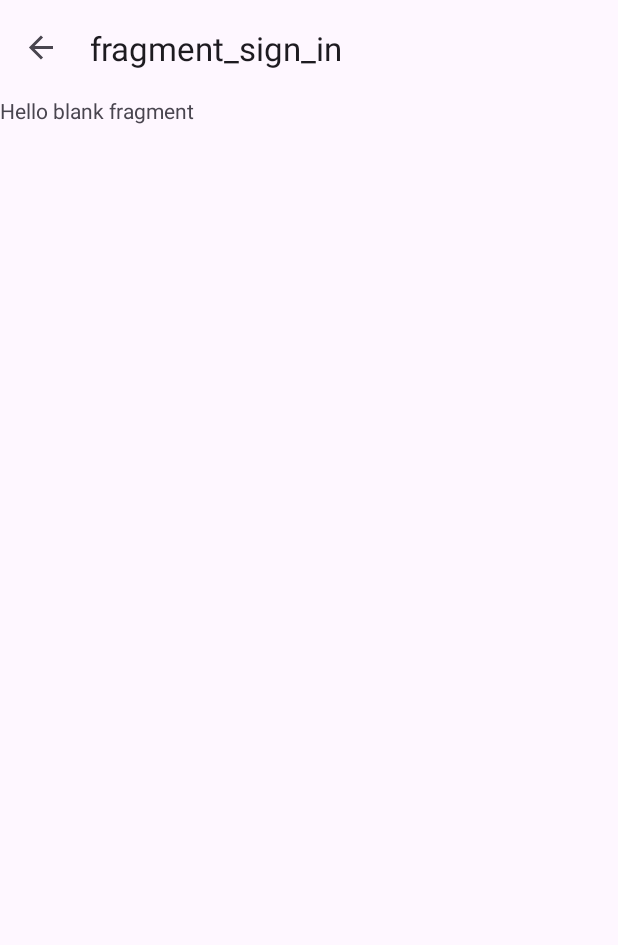
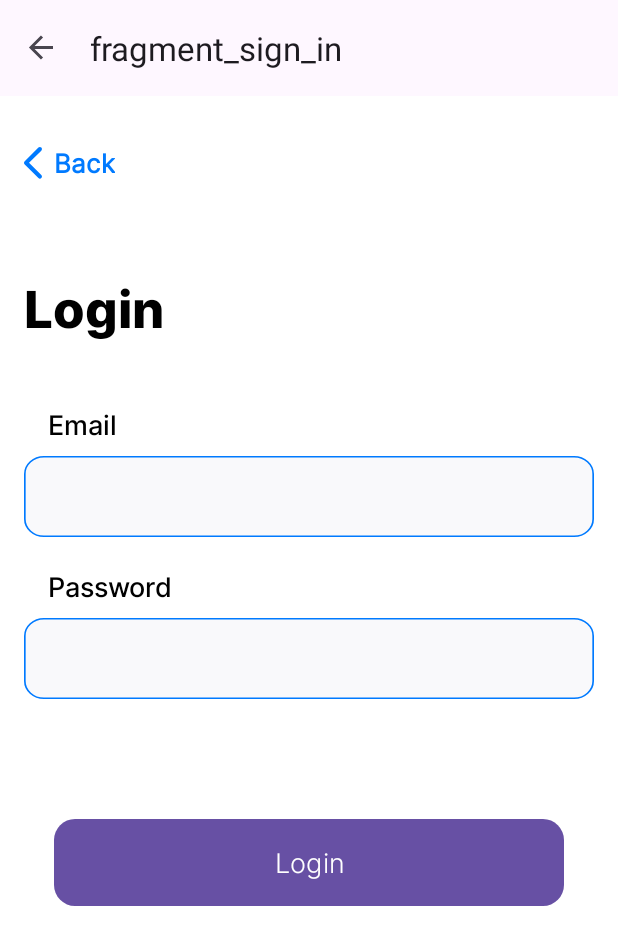
Before and after one commit to TusharB4321/ManageYourMoney, an Android app: the SignInFragment screen opened through its navigation route, on a phone screen of 412 x 824 dp. Shown: the top 945 px of the screen. Run offline under Robolectric (Android 15) with nearby library versions, the phone set to English and light mode, and no system bars; our stand-ins replace Firebase (no records; nobody signed in at launch, a user with empty details on screens opened directly), navigation-ui.

Commit message:
SignInFragment Completed

```diff
--- a/app/src/main/java/com/example/manageyourmoney/view/SignInFragment.kt
+++ b/app/src/main/java/com/example/manageyourmoney/view/SignInFragment.kt
@@ -5,14 +5,66 @@ import androidx.fragment.app.Fragment
 import android.view.LayoutInflater
 import android.view.View
 import android.view.ViewGroup
-import com.example.manageyourmoney.R
+import android.widget.Toast
+import androidx.fragment.app.viewModels
+import androidx.lifecycle.Observer
+import com.example.manageyourmoney.databinding.FragmentSignInBinding
+import com.example.manageyourmoney.repository.AuthRepository
+import com.example.manageyourmoney.utils.Resources
+import com.example.manageyourmoney.viewmodels.UserViewModelFactory
+import com.example.manageyourmoney.viewmodels.UserViewmodel
+import com.google.firebase.auth.FirebaseAuth
+import com.google.firebase.database.FirebaseDatabase
 
 class SignInFragment : Fragment() {
+    private lateinit var binding: FragmentSignInBinding
+    private lateinit var authRepository: AuthRepository
+    private val viewmodel: UserViewmodel by viewModels{
+        UserViewModelFactory(authRepository)
+    }
     override fun onCreateView(
         inflater: LayoutInflater, container: ViewGroup?,
         savedInstanceState: Bundle?
     ): View? {
-        // Inflate the layout for this fragment
-        return inflater.inflate(R.layout.fragment_sign_in, container, false)
+        binding=FragmentSignInBinding.inflate(layoutInflater)
+        val firebaseAuth = FirebaseAuth.getInstance()
+        val databaseReference = FirebaseDatabase.getInstance().reference
+        authRepository=AuthRepository(firebaseAuth,databaseReference)
+        return binding.root
+    }
+
+    override fun onViewCreated(view: View, savedInstanceState: Bundle?) {
+        super.onViewCreated(view, savedInstanceState)
+
+        signInUser()
+
+    }
+
+    private fun signInUser() {
+
+        binding.btnLoginApply.setOnClickListener {
+            val email=binding.etLoginEmail.text.toString()
+            val password=binding.etLoginPassword.text.toString()
+
+            viewmodel.signInUser(email,password)
+        }
+
+        viewmodel.signInStatus.observe(viewLifecycleOwner, Observer { resources->
+
+            when(resources){
+                is Resources.Loading->{
+                  binding.progressBar.visibility=View.VISIBLE
+                }
+                is Resources.Success->{
+                    binding.progressBar.visibility=View.GONE
+                    Toast.makeText(context, resources.data, Toast.LENGTH_SHORT).show()
+                }
+                is Resources.Error->{
+                    binding.progressBar.visibility = View.GONE
+                    Toast.makeText(context, resources.message, Toast.LENGTH_SHORT).show()
+                }
+            }
+
+        })
     }
 }
--- a/app/src/main/java/com/example/manageyourmoney/view/SplashFragment.kt
+++ b/app/src/main/java/com/example/manageyourmoney/view/SplashFragment.kt
@@ -23,6 +23,9 @@ class SplashFragment : Fragment() {
     override fun onViewCreated(view: View, savedInstanceState: Bundle?) {
         super.onViewCreated(view, savedInstanceState)
         binding.btnOnBoardingLogin.setOnClickListener {
+            findNavController().navigate(R.id.action_splashFragment_to_signInFragment)
+        }
+        binding.btnOnBoardingSignup.setOnClickListener {
             findNavController().navigate(R.id.action_splashFragment_to_signUpFragment)
         }
 
--- a/app/src/main/java/com/example/manageyourmoney/viewmodels/SignUpViewModelFactory.kt
+++ b/app/src/main/java/com/example/manageyourmoney/viewmodels/UserViewModelFactory.kt
@@ -4,12 +4,12 @@ import androidx.lifecycle.ViewModel
 import androidx.lifecycle.ViewModelProvider
 import com.example.manageyourmoney.repository.AuthRepository
 
-class SignUpViewModelFactory(
+class UserViewModelFactory(
     private val authRepository: AuthRepository
 ) : ViewModelProvider.Factory {
     override fun <T : ViewModel> create(modelClass: Class<T>): T {
-        if (modelClass.isAssignableFrom(SignUpViewmodel::class.java)) {
-            return SignUpViewmodel(authRepository) as T
+        if (modelClass.isAssignableFrom(UserViewmodel::class.java)) {
+            return UserViewmodel(authRepository) as T
         }
         throw IllegalArgumentException("Unknown ViewModel class")
     }
--- a/app/src/main/java/com/example/manageyourmoney/viewmodels/SignUpViewmodel.kt
+++ b/app/src/main/java/com/example/manageyourmoney/viewmodels/UserViewmodel.kt
@@ -6,10 +6,12 @@ import androidx.lifecycle.ViewModel
 import com.example.manageyourmoney.repository.AuthRepository
 import com.example.manageyourmoney.utils.Resources
 
-class SignUpViewmodel(private val authRepository: AuthRepository):ViewModel()
+class UserViewmodel(private val authRepository: AuthRepository):ViewModel()
 {
     private val _signupStatus=MutableLiveData<Resources<String>>()
+    private val _signInStatus=MutableLiveData<Resources<String>>()
     val signupStatus:LiveData<Resources<String>> =_signupStatus
+    val signInStatus:LiveData<Resources<String>> =_signInStatus
 
     fun registerUser(email:String,password:String,confirmPassword:String){
         _signupStatus.value=Resources.Loading()
@@ -18,4 +20,11 @@ class SignUpViewmodel(private val authRepository: AuthRepository):ViewModel()
 
         }
     }
+
+    fun signInUser(email: String,password: String){
+        _signInStatus.value=Resources.Loading()
+        authRepository.signInUser(email,password){resources ->
+            _signInStatus.postValue(resources)
+        }
+    }
 }
--- a/app/src/main/res/layout/fragment_sign_in.xml
+++ b/app/src/main/res/layout/fragment_sign_in.xml
@@ -1,14 +1,106 @@
 <?xml version="1.0" encoding="utf-8"?>
-<FrameLayout xmlns:android="http://schemas.android.com/apk/res/android"
+<LinearLayout xmlns:android="http://schemas.android.com/apk/res/android"
+    xmlns:app="http://schemas.android.com/apk/res-auto"
     xmlns:tools="http://schemas.android.com/tools"
     android:layout_width="match_parent"
     android:layout_height="match_parent"
-    tools:context=".view.SignInFragment">
+    android:orientation="vertical"
+    android:background="@color/white">
 
-    <!-- TODO: Update blank fragment layout -->
+    <TextView
+        android:id="@+id/tvLoginBack"
+        android:layout_width="wrap_content"
+        android:text="Back"
+        android:textSize="17sp"
+        android:layout_marginTop="32sp"
+        android:drawableLeft="@drawable/ic_back_blue"
+        android:drawablePadding="8dp"
+        android:layout_marginHorizontal="16dp"
+        android:fontFamily="@font/inter_regular"
+        android:textStyle="bold"
+        android:textColor="#007AFF"
+        android:layout_height="wrap_content"/>
+
+
+    <TextView
+        android:id="@+id/tvLoginHeading"
+        android:layout_width="match_parent"
+        android:text="Login"
+        android:textSize="34sp"
+        android:layout_marginTop="60dp"
+        android:layout_marginLeft="16dp"
+        android:textColor="@color/black"
+        android:fontFamily="@font/inter_extra_bold"
+        android:layout_height="wrap_content"/>
+
     <TextView
         android:layout_width="match_parent"
-        android:layout_height="match_parent"
-        android:text="@string/hello_blank_fragment" />
+        android:text="Email"
+        android:textSize="18sp"
+        android:paddingHorizontal="16dp"
+        android:layout_marginTop="40dp"
+        android:layout_marginBottom="8dp"
+        android:layout_marginLeft="16dp"
+        android:textColor="@color/black"
+        android:fontFamily="@font/inter_medium"
+        android:layout_height="wrap_content"/>
 
-</FrameLayout>
+    <EditText
+        android:id="@+id/etLoginEmail"
+        android:layout_width="match_parent"
+        android:layout_marginHorizontal="16dp"
+        android:textColor="@color/black"
+        android:fontFamily="@font/inter_light"
+        android:lines="1"
+        android:inputType="textEmailAddress"
+        android:textSize="14sp"
+        android:paddingHorizontal="16dp"
+        android:background="@drawable/ic_et_grey_background_blue_stroke"
+        android:layout_height="wrap_content"/>
+
+    <TextView
+        android:layout_width="match_parent"
+        android:text="Password"
+        android:textSize="18sp"
+        android:paddingHorizontal="16dp"
+        android:layout_marginTop="20dp"
+        android:layout_marginBottom="8dp"
+        android:layout_marginLeft="16dp"
+        android:textColor="@color/black"
+        android:fontFamily="@font/inter_medium"
+        android:layout_height="wrap_content"/>
+
+    <EditText
+        android:id="@+id/etLoginPassword"
+        android:layout_width="match_parent"
+        android:layout_marginHorizontal="16dp"
+        android:textColor="@color/black"
+        android:fontFamily="@font/inter_light"
+        android:lines="1"
+        android:inputType="textPassword"
+        android:textSize="14sp"
+        android:paddingHorizontal="16dp"
+        android:background="@drawable/ic_et_grey_background_blue_stroke"
+        android:layout_height="wrap_content"/>
+
+    <ProgressBar
+        android:id="@+id/progressBar"
+        android:layout_width="match_parent"
+        android:layout_height="wrap_content"
+        android:layout_marginTop="20dp"
+        android:visibility="gone"/>
+
+    <Button
+        android:id="@+id/btnLoginApply"
+        android:layout_width="wrap_content"
+        android:layout_height="wrap_content"
+        android:layout_marginTop="80dp"
+        android:background="@drawable/ic_button_bg"
+        android:fontFamily="@font/inter_light"
+        android:text="Login"
+        android:layout_gravity="center_horizontal"
+        android:textAllCaps="false"
+        android:textColor="@color/white"
+        android:textSize="18sp"
+        android:textStyle="normal"/>
+</LinearLayout>
```
Also changed, not shown: app/src/main/java/com/example/manageyourmoney/repository/AuthRepository.kt (+15 -0 lines), app/src/main/java/com/example/manageyourmoney/view/HomeFragment.kt (added, +25 -0 lines), app/src/main/java/com/example/manageyourmoney/view/SignUpFragment.kt (+4 -5 lines), app/src/main/res/layout/fragment_home.xml (added, +151 -0 lines).
